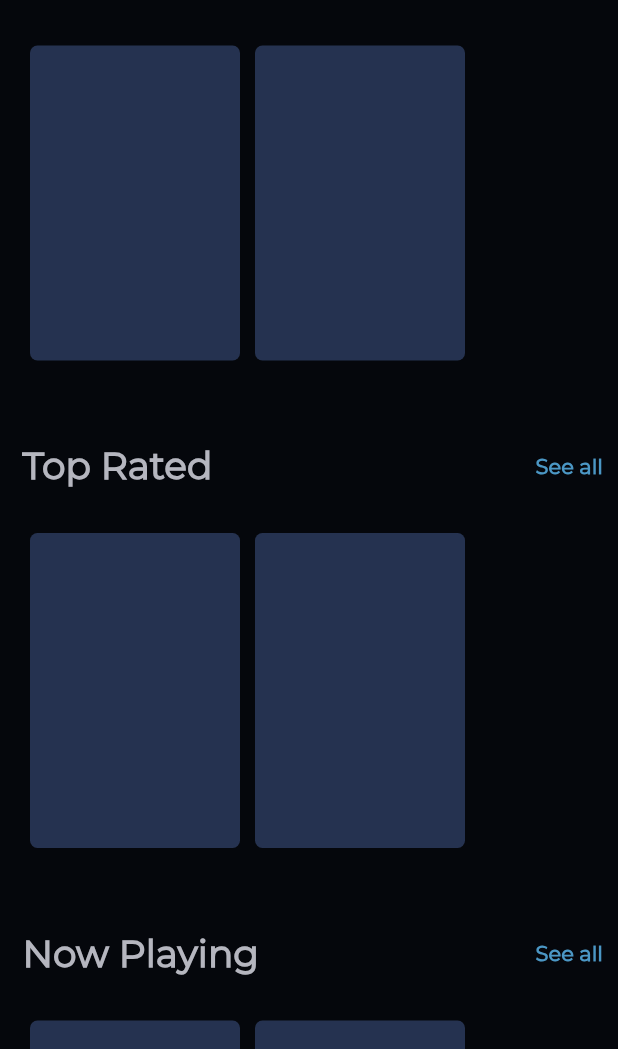
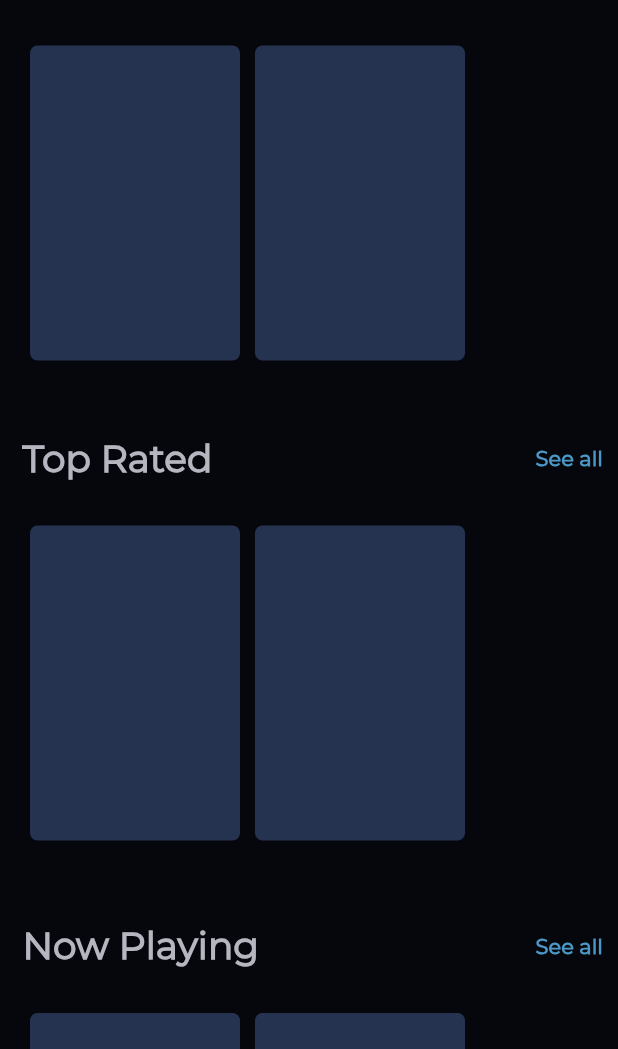
Before and after one commit to prashantchanne12/MovieStack-Flutter, a Flutter app: the screen it shows after launch, tab 2 chosen, on a phone screen of 412 x 824 dp, the part 187-1236 px from its top. Run offline on Flutter 3.47's test engine with Material 2 defaults, Android fonts, the phone set to English and light mode, and no system bars; our stand-ins replace cached_network_image, flutter_rating_bar, flutter_swiper, percent_indicator, rxdart; network calls fail.

Commit message:
minor ui changes

```diff
--- a/lib/src/screens/movies.dart
+++ b/lib/src/screens/movies.dart
@@ -28,7 +28,7 @@ class Movies extends StatelessWidget {
                   stream: moviesBloc.popularMovies,
                   detailsBloc: detailsBloc,
                   isMovie: true),
-              SizedBox(height: 20.0),
+              SizedBox(height: 15.0),
               heading(
                 title: 'Top Rated',
                 context: context,
--- a/lib/src/screens/tvs.dart
+++ b/lib/src/screens/tvs.dart
@@ -1,17 +1,11 @@
-import 'package:cached_network_image/cached_network_image.dart';
 import 'package:flutter/material.dart';
 import 'package:movie_stack/src/blocs/details_page_provider.dart';
-import 'package:movie_stack/src/blocs/movies_bloc.dart';
 import 'package:movie_stack/src/blocs/tv_bloc.dart';
 import 'package:movie_stack/src/blocs/tv_provider.dart';
-import 'package:movie_stack/src/models/tv_model.dart';
-import 'package:movie_stack/src/resources/open_details_screen.dart';
 import 'package:movie_stack/src/widgets/swiper.dart';
-import 'package:movie_stack/src/widgets/trending_movies_carousel_loader.dart';
 
 import '../constants.dart';
 import 'all_movies.dart';
-import 'details_page.dart';
 
 class TV extends StatelessWidget {
   @override
--- a/lib/src/widgets/swiper.dart
+++ b/lib/src/widgets/swiper.dart
@@ -89,6 +89,7 @@ Widget swiper(
                         Icon(
                           Icons.stars,
                           color: kAccentColor,
+                          size: 13.0,
                         ),
                         SizedBox(
                           width: 5.0,
@@ -96,7 +97,8 @@ Widget swiper(
                         Text(
                           '${model.vote_average}',
                           style: TextStyle(
-                            color: Colors.white,
+                            color: kLightGrey,
+                            fontSize: 13.0,
                           ),
                         ),
                       ],
```
